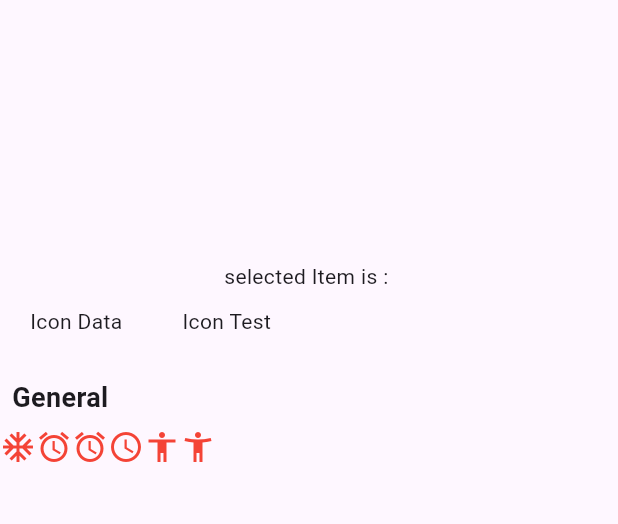
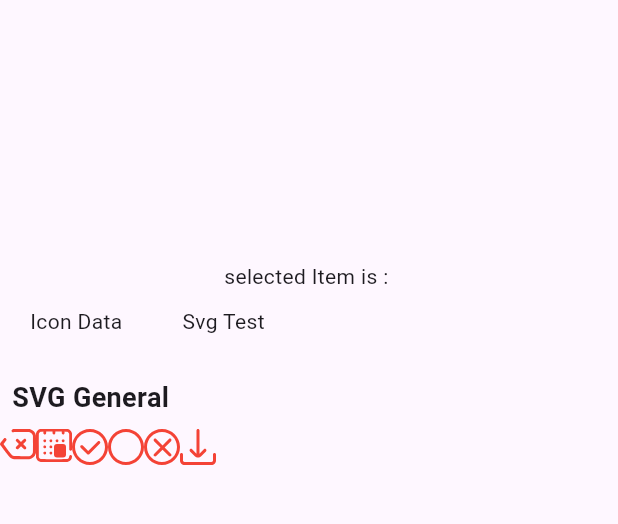
Before and after one commit to PersianFlutter/icon_gallery, a Flutter app: the screen it shows after launch, swiped to page 2, on a phone screen of 412 x 824 dp, the part 84-608 px from its top. Run offline on Flutter 3.47's test engine with Material 3 defaults, Android fonts, the phone set to English and light mode, and no system bars; our stand-ins replace flutter_svg.

Commit message:
fix svg icons problem

```diff
--- a/example/lib/main.dart
+++ b/example/lib/main.dart
@@ -1,6 +1,5 @@
 import 'package:flutter/material.dart';
 import 'package:icon_gallery/icon_gallery.dart';
-import 'package:icon_gallery/models/icon_value.dart';
 
 void main() {
   runApp(const MyApp());
@@ -59,15 +58,14 @@ class MyHomePage extends StatefulWidget {
 class _MyHomePageState extends State<MyHomePage> {
   late List<IconDataIconValue> iconList1;
   late List<IconDataIconValue> iconList2;
-/*   late List<IconValue> iconList3;
- */
-  late SectionItem<IconData> sectionItem1;
-  late SectionItem<IconData> sectionItem2;
-  late TabItem<IconData> tabItem1;
-  /* late SectionItem sectionItem3;
+  late List<SvgIconValue> iconList3;
 
- */
-  late TabItem<IconData> tabItem2;
+  late SectionItem sectionItem1;
+  late SectionItem sectionItem2;
+  late SectionItem sectionItem3;
+  late TabItem tabItem1;
+
+  late TabItem tabItem2;
   @override
   void initState() {
     iconList1 = [
@@ -96,46 +94,53 @@ class _MyHomePageState extends State<MyHomePage> {
       IconDataIconValue(iconData: Icons.add, name: 'Add'),
     ];
 
-    /* iconList3 = [
+    iconList3 = [
       SvgIconValue(
-          name: 'calc back', svgPath: 'assets/images/calc_back_icon.svg'),
+          name: 'calc back',
+          svgPath: 'assets/images/calc_back_icon.svg'),
       SvgIconValue(
-          name: 'calc back', svgPath: 'assets/images/calendar_icon.svg'),
-      SvgIconValue(name: 'calc back', svgPath: 'assets/images/check_icon.svg'),
-      SvgIconValue(name: 'calc back', svgPath: 'assets/images/circle_icon.svg'),
-      SvgIconValue(name: 'calc back', svgPath: 'assets/images/cross_icon.svg'),
-      SvgIconValue(name: 'calc back', svgPath: 'assets/images/calc_back.svg'),
+          name: 'calc back',
+          svgPath: 'assets/images/calendar_icon.svg'),
+      SvgIconValue(
+          name: 'calc back',
+          svgPath: 'assets/images/check_icon.svg'),
+      SvgIconValue(
+          name: 'calc back',
+          svgPath: 'assets/images/circle_icon.svg'),
+      SvgIconValue(
+          name: 'calc back',
+          svgPath: 'assets/images/cross_icon.svg'),
+      SvgIconValue(
+          name: 'calc back',
+          svgPath: 'assets/images/income_type_icon.svg'),
     ];
- */
-    sectionItem1 = SectionItem<IconData>(
+
+    sectionItem1 = SectionItem(
       title: 'General',
       icons: iconList1,
     );
-    sectionItem2 = SectionItem<IconData>(
+    sectionItem2 = SectionItem(
       title: 'More',
       icons: iconList2,
     );
-    /*  sectionItem3 = SectionItem(
+    sectionItem3 = SectionItem(
       title: 'SVG General',
       icons: iconList3,
-    ); */
+    );
     tabItem1 = TabItem(
       title: 'Icon Data',
       sections: [sectionItem1, sectionItem2],
     );
     tabItem2 = TabItem(
-      title: 'Icon Test',
-      sections: [sectionItem1],
+      title: 'Svg Test',
+      sections: [sectionItem3],
     );
-    /* tabItem2 = TabItem(
-      title: 'Svg Data',
-      sections: [sectionItem3],
-    ); */
+
     super.initState();
   }
 
   String selectedIcon = '';
-  IconDataIconValue? selectedIconValue;
+  IconValue? selectedIconValue;
   @override
   Widget build(BuildContext context) {
     return Scaffold(
@@ -154,12 +159,12 @@ class _MyHomePageState extends State<MyHomePage> {
             ),
             SizedBox(
               height: 400,
-              child: IconPickerWidget<IconData>(
+              child: IconPickerWidget(
                   selectedIcon: selectedIconValue,
                   tabs: [tabItem1, tabItem2],
                   onIconSelected: (icon) {
                     setState(() {
-                      selectedIconValue = icon as IconDataIconValue;
+                      selectedIconValue = icon;
                       debugPrint('selected icon is $icon');
                       selectedIcon = selectedIconValue!.name;
                     });
--- a/lib/models/item_models/section_item.dart
+++ b/lib/models/item_models/section_item.dart
@@ -1,8 +1,8 @@
 import 'package:icon_gallery/models/icon_value.dart';
 
-class SectionItem<T> {
+class SectionItem {
   final String title;
-  final List<IconValue<T>> icons;
+  final List<IconValue> icons;
 
   SectionItem({
     required this.title,
--- a/lib/models/item_models/tab_item.dart
+++ b/lib/models/item_models/tab_item.dart
@@ -1,8 +1,8 @@
 import 'package:icon_gallery/models/item_models/section_item.dart';
 
-class TabItem<T> {
+class TabItem {
   final String title;
-  final List<SectionItem<T>> sections;
+  final List<SectionItem> sections;
 
   TabItem({
     required this.title,
--- a/lib/models/svg_icon_value.dart
+++ b/lib/models/svg_icon_value.dart
@@ -22,7 +22,7 @@ class SvgIconValue extends IconValue<String> {
     return SvgPicture.asset(
       value,
       fit: fit ?? BoxFit.none,
-      colorFilter: ColorFilter.mode(color ?? Colors.white, BlendMode.srcIn),
+      colorFilter: ColorFilter.mode(color ?? Colors.red, BlendMode.srcIn),
       width: size,
       height: size,
     );
--- a/lib/view/icon_picker.dart
+++ b/lib/view/icon_picker.dart
@@ -5,10 +5,10 @@ import 'package:icon_gallery/models/item_models/tab_item.dart';
 
 typedef OnIconSelected<T> = void Function(IconValue<T> selectedIcon);
 
-class IconPickerWidget<T> extends StatefulWidget {
-  final List<TabItem<T>> tabs;
-  final IconValue<T>? selectedIcon;
-  final OnIconSelected<T> onIconSelected;
+class IconPickerWidget extends StatefulWidget {
+  final List<TabItem> tabs;
+  final IconValue? selectedIcon;
+  final OnIconSelected onIconSelected;
 
   const IconPickerWidget(
       {super.key,
@@ -17,10 +17,10 @@ class IconPickerWidget<T> extends StatefulWidget {
       required this.onIconSelected});
 
   @override
-  State<IconPickerWidget<T>> createState() => _IconPickerWidgetState<T>();
+  State<IconPickerWidget> createState() => _IconPickerWidgetState();
 }
 
-class _IconPickerWidgetState<T> extends State<IconPickerWidget<T>> {
+class _IconPickerWidgetState<T> extends State<IconPickerWidget> {
   late PageController _pageController;
   @override
   void initState() {
```
